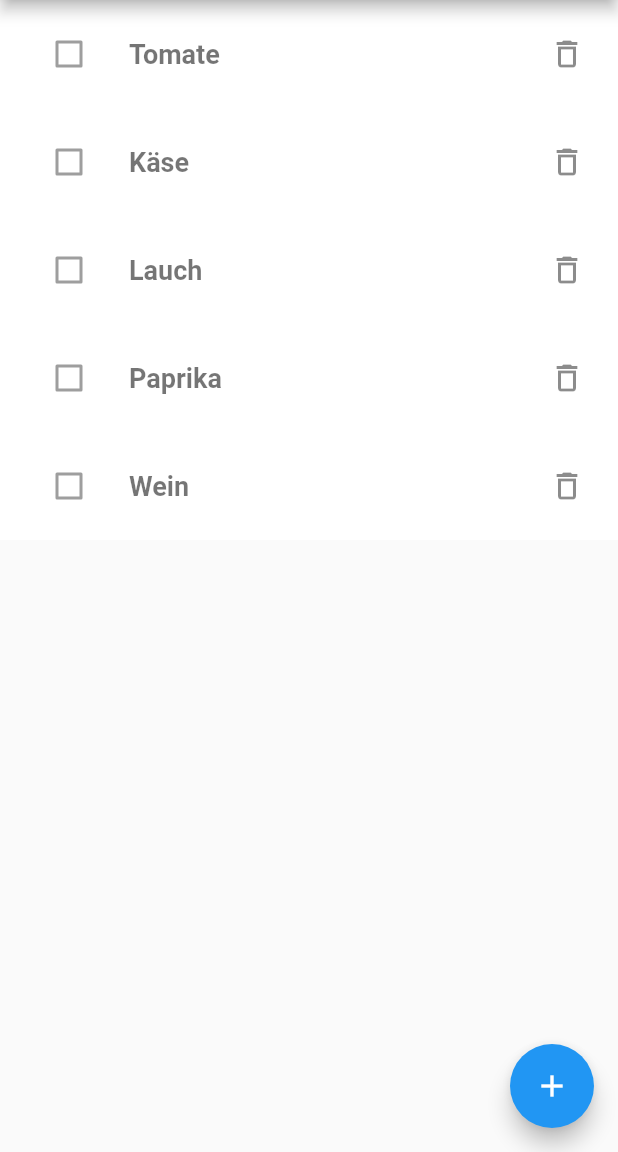
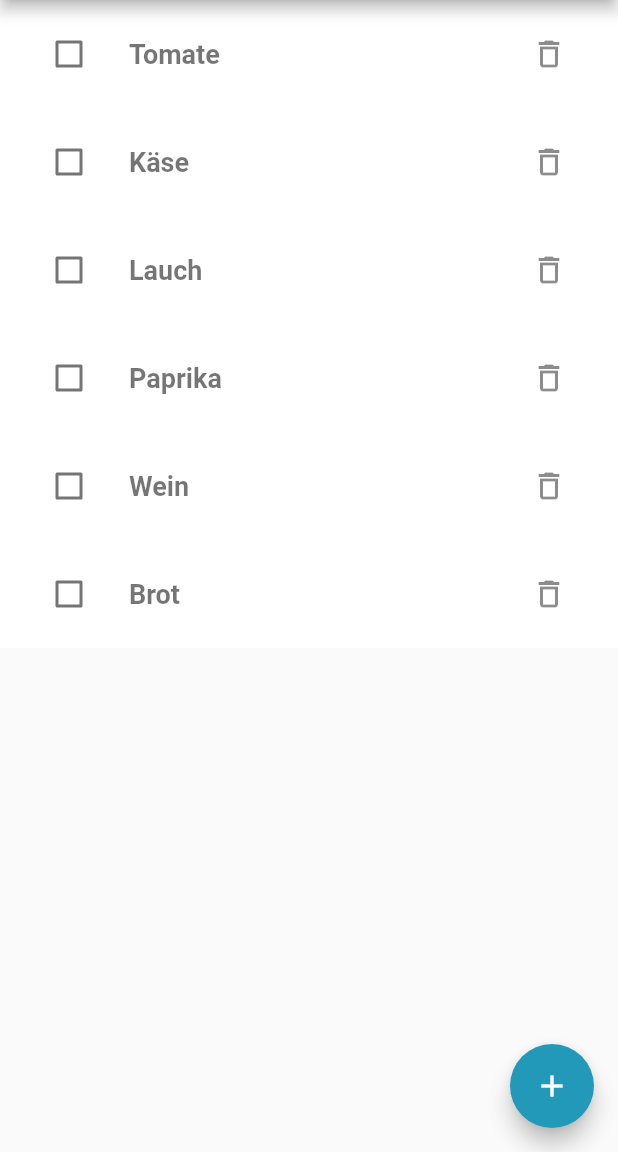
Before and after one commit to kemonprogrammer/todo_app, a Flutter app: the screen it shows after launch, on a phone screen of 412 x 824 dp, the part 84-1236 px from its top. Run offline on Flutter 3.47's test engine with Material 2 defaults, Android fonts, the phone set to English and light mode, and no system bars.

Commit message:
finished To-Do App

```diff
--- a/lib/main.dart
+++ b/lib/main.dart
@@ -9,26 +9,43 @@ class ToDo extends StatefulWidget {
 }
 
 class _ToDoState extends State<ToDo> {
-  List<String> products = ['Tomate', 'Käse', 'Lauch', 'Paprika', 'Wein'];
+  Map<String, bool> products = {
+    'Tomate': false,
+    'Käse': false,
+    'Lauch': false,
+    'Paprika': false,
+    'Wein': false,
+    'Brot': false,
+  };
 
   void addItem(String item) {
     setState(() {
-      products.add(item);
+      products[item] = false;
     });
     Navigator.of(context).pop();
   }
 
-  void newEntry(){
+  void deleteItem(String key) {
+    setState(() {
+      products.remove(key);
+    });
+  }
+
+  void toggleDone(String key) {
+    setState(() {
+      products.update(key, (bool done) => !done);
+    });
+  }
+
+  void newEntry() {
     showDialog<AlertDialog>(
-      context: context,
-      builder: (BuildContext context){
-        return AlertDialog(
-          content: TextField(
+        context: context,
+        builder: (BuildContext context) {
+          return AlertDialog(
+              content: TextField(
             onSubmitted: addItem,
-          )
-        );
-      }
-    );
+          ));
+        });
   }
 
   @override
@@ -41,21 +58,30 @@ class _ToDoState extends State<ToDo> {
         body: ListView.builder(
           itemCount: products.length,
           itemBuilder: (context, i) {
-            return ToDoItem(products[i]);
+            String key = products.keys.elementAt(i);
+            return ToDoItem(
+              key,
+              products[key],
+              () => deleteItem(key),
+              () => toggleDone(key),
+            );
           },
         ),
         floatingActionButton: FloatingActionButton(
           onPressed: newEntry,
           child: Icon(Icons.add),
-        )
-    );
+          backgroundColor: Color.fromRGBO(35, 153, 185, 100),
+        ));
   }
 }
 
 class ToDoItem extends StatelessWidget {
   final String title;
+  final bool done;
+  final Function remove;
+  final Function toggleDone;
 
-  const ToDoItem(this.title);
+  const ToDoItem(this.title, this.done, this.remove, this.toggleDone);
 
   @override
   Widget build(BuildContext context) {
@@ -65,16 +91,23 @@ class ToDoItem extends StatelessWidget {
       child: ListTile(
         contentPadding: EdgeInsets.symmetric(vertical: 8),
         leading: Checkbox(
-          value: false,
+          value: done,
+          onChanged: (bool value) => toggleDone(),
+          activeColor: Color.fromRGBO(23, 152, 185, 100),
         ),
         title: Text(
           title,
           style: TextStyle(
-              fontSize: 18.0,
-              fontWeight: FontWeight.w600,
-              color: Colors.black54),
+            fontSize: 18.0,
+            fontWeight: FontWeight.w600,
+            color: done ? Color.fromRGBO(23, 152, 185, 100) : Colors.black54,
+            decoration: done ? TextDecoration.lineThrough : TextDecoration.none,
+          ),
         ),
-        trailing: Icon(Icons.delete_outline),
+        trailing: IconButton(
+          icon: Icon(Icons.delete_outline),
+          onPressed: () => remove(),
+        ),
       ),
     );
   }
```
